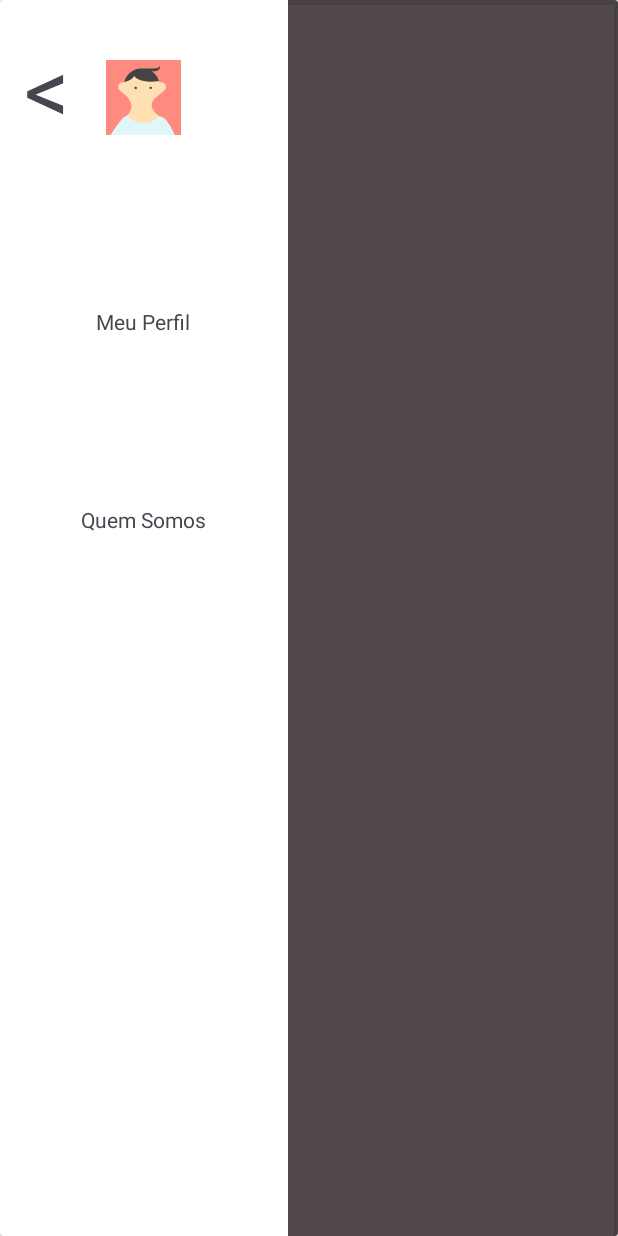
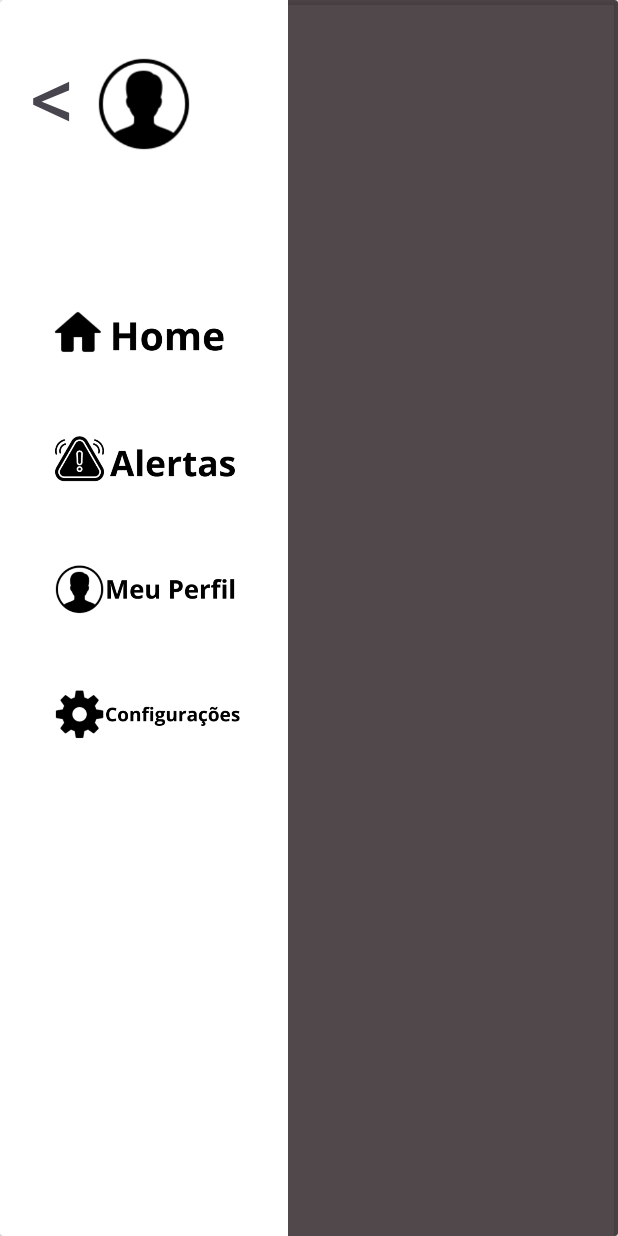
Before and after one commit to 2025-1-NCC3/Projeto17, an Android app: the screen it shows after launch (MainActivity), after a tap on "Botão do menu lateral", on a phone screen of 412 x 824 dp. Run offline under Robolectric (Android 15) with nearby library versions, the phone set to English and light mode, and no system bars; libraries missing offline, so code that uses them is left out: org.osmdroid.config, org.osmdroid.tileprovider, org.osmdroid.util, org.osmdroid.views; plain views replace MapView; pictures from the network do not load; 9 statements that could not run were skipped.

Commit message:
Adionar ícones ao menu

```diff
--- a/src/Entrega 1/Frontend/UberProjeto/app/src/main/res/layout/activity_main.xml
+++ b/src/Entrega 1/Frontend/UberProjeto/app/src/main/res/layout/activity_main.xml
@@ -375,7 +375,7 @@
                 android:ems="10"
                 android:fontFamily="sans-serif"
                 android:hint="@string/email_login"
-                android:inputType="text"
+                android:inputType="text|textEmailAddress"
                 android:paddingStart="16dp"
                 android:paddingTop="12dp"
                 android:paddingEnd="16dp"
@@ -400,7 +400,7 @@
                 android:ems="10"
                 android:fontFamily="sans-serif"
                 android:hint="@string/card_cadastro_telefone_input"
-                android:inputType="text"
+                android:inputType="number"
                 android:paddingStart="16dp"
                 android:paddingTop="12dp"
                 android:paddingEnd="16dp"
@@ -488,73 +488,49 @@
 
                 <ImageView
                     android:id="@+id/imageView2"
-                    android:layout_width="50dp"
-                    android:layout_height="50dp"
+                    android:layout_width="65dp"
+                    android:layout_height="65dp"
                     android:contentDescription="Ilustração do rosto de um garoto"
                     app:layout_constraintBottom_toBottomOf="parent"
                     app:layout_constraintEnd_toEndOf="parent"
-                    app:layout_constraintHorizontal_bias="0.496"
                     app:layout_constraintStart_toStartOf="parent"
                     app:layout_constraintTop_toTopOf="parent"
-                    app:layout_constraintVertical_bias="0.052"
-                    app:srcCompat="@drawable/avatar_1" />
+                    app:layout_constraintVertical_bias="0.048"
+                    app:srcCompat="@drawable/icons8_user_100" />
 
                 <TextView
                     android:id="@+id/voltarBtn"
-                    android:layout_width="39dp"
-                    android:layout_height="100dp"
+                    android:layout_width="38dp"
+                    android:layout_height="77dp"
                     android:onClick="voltarMenuBtn"
                     android:text="@string/voltar_side_menu"
                     android:textSize="60sp"
                     app:layout_constraintBottom_toBottomOf="parent"
                     app:layout_constraintEnd_toEndOf="parent"
-                    app:layout_constraintHorizontal_bias="0.105"
+                    app:layout_constraintHorizontal_bias="0.13"
                     app:layout_constraintStart_toStartOf="parent"
                     app:layout_constraintTop_toTopOf="parent"
-                    app:layout_constraintVertical_bias="0.025" />
-
-                <TextView
-                    android:id="@+id/testeEmailUsuario"
-                    android:layout_width="wrap_content"
-                    android:layout_height="wrap_content"
-                    android:text="Meu Perfil"
-                    app:layout_constraintBottom_toBottomOf="parent"
-                    app:layout_constraintEnd_toEndOf="parent"
-                    app:layout_constraintHorizontal_bias="0.496"
-                    app:layout_constraintStart_toStartOf="parent"
-                    app:layout_constraintTop_toTopOf="parent"
-                    app:layout_constraintVertical_bias="0.254" />
-
-                <TextView
-                    android:id="@+id/testeCelularUsuario"
-                    android:layout_width="wrap_content"
-                    android:layout_height="wrap_content"
-                    android:layout_marginBottom="468dp"
-                    android:text="Quem Somos"
-                    app:layout_constraintBottom_toBottomOf="parent"
-                    app:layout_constraintEnd_toEndOf="parent"
-                    app:layout_constraintHorizontal_bias="0.496"
-                    app:layout_constraintStart_toStartOf="parent"
-                    app:layout_constraintTop_toBottomOf="@+id/testeEmailUsuario"
-                    app:layout_constraintVertical_bias="1.0" />
+                    app:layout_constraintVertical_bias="0.03" />
 
                 <TextView
                     android:id="@+id/testeNomeUsuario"
                     android:layout_width="wrap_content"
                     android:layout_height="wrap_content"
-                    android:layout_marginTop="28dp"
+                    android:layout_marginTop="18dp"
+                    android:fontFamily="monospace"
                     android:text=""
-                    app:layout_constraintBottom_toTopOf="@+id/testeEmailUsuario"
+                    android:textStyle="bold"
                     app:layout_constraintEnd_toEndOf="parent"
-                    app:layout_constraintHorizontal_bias="0.496"
+                    app:layout_constraintHorizontal_bias="0.497"
                     app:layout_constraintStart_toStartOf="parent"
-                    app:layout_constraintTop_toBottomOf="@+id/imageView2"
-                    app:layout_constraintVertical_bias="0.0" />
+                    app:layout_constraintTop_toBottomOf="@+id/imageView2" />
 
                 <Button
                     android:id="@+id/deletarBtn"
-                    android:layout_width="wrap_content"
+                    android:layout_width="0dp"
                     android:layout_height="wrap_content"
+                    android:layout_marginStart="20dp"
+                    android:layout_marginEnd="20dp"
                     android:backgroundTint="@color/deletarBtnCor"
                     android:onClick="deletarUsuario"
                     android:text="@string/deletarBtn"
@@ -564,6 +540,57 @@
                     app:layout_constraintStart_toStartOf="parent"
                     app:layout_constraintTop_toTopOf="parent"
                     app:layout_constraintVertical_bias="0.758" />
+
+                <ImageView
+                    android:id="@+id/imageView3"
+                    android:layout_width="152dp"
+                    android:layout_height="64dp"
+                    android:scaleType="centerCrop"
+                    app:layout_constraintBottom_toBottomOf="parent"
+                    app:layout_constraintEnd_toEndOf="parent"
+                    app:layout_constraintStart_toStartOf="parent"
+                    app:layout_constraintTop_toTopOf="parent"
+                    app:layout_constraintVertical_bias="0.25"
+                    app:srcCompat="@drawable/homeside" />
+
+                <ImageView
+                    android:id="@+id/imageView4"
+                    android:layout_width="152dp"
+                    android:layout_height="64dp"
+                    android:scaleType="centerCrop"
+                    app:layout_constraintBottom_toBottomOf="parent"
+                    app:layout_constraintEnd_toEndOf="parent"
+                    app:layout_constraintHorizontal_bias="0.512"
+                    app:layout_constraintStart_toStartOf="parent"
+                    app:layout_constraintTop_toTopOf="parent"
+                    app:layout_constraintVertical_bias="0.36"
+                    app:srcCompat="@drawable/alertasside" />
+
+                <ImageView
+                    android:id="@+id/imageView5"
+                    android:layout_width="152dp"
+                    android:layout_height="64dp"
+                    android:scaleType="centerCrop"
+                    app:layout_constraintBottom_toBottomOf="parent"
+                    app:layout_constraintEnd_toEndOf="parent"
+                    app:layout_constraintHorizontal_bias="0.512"
+                    app:layout_constraintStart_toStartOf="parent"
+                    app:layout_constraintTop_toTopOf="parent"
+                    app:layout_constraintVertical_bias="0.58"
+                    app:srcCompat="@drawable/configuracaoside" />
+
+                <ImageView
+                    android:id="@+id/imageView6"
+                    android:layout_width="152dp"
+                    android:layout_height="64dp"
+                    android:scaleType="centerCrop"
+                    app:layout_constraintBottom_toBottomOf="parent"
+                    app:layout_constraintEnd_toEndOf="parent"
+                    app:layout_constraintHorizontal_bias="0.512"
+                    app:layout_constraintStart_toStartOf="parent"
+                    app:layout_constraintTop_toTopOf="parent"
+                    app:layout_constraintVertical_bias="0.47"
+                    app:srcCompat="@drawable/meuperfilside" />
 
             </androidx.constraintlayout.widget.ConstraintLayout>
         </androidx.constraintlayout.widget.ConstraintLayout>
```
Also changed, not shown: src/Entrega 1/Frontend/UberProjeto/app/src/main/res/drawable/alertasside.png (added), src/Entrega 1/Frontend/UberProjeto/app/src/main/res/drawable/configuracaoside.png (added), src/Entrega 1/Frontend/UberProjeto/app/src/main/res/drawable/homeside.png (added), src/Entrega 1/Frontend/UberProjeto/app/src/main/res/drawable/icons8_question_mark_100.png (deleted), src/Entrega 1/Frontend/UberProjeto/app/src/main/res/drawable/meuperfilside.png (added).
